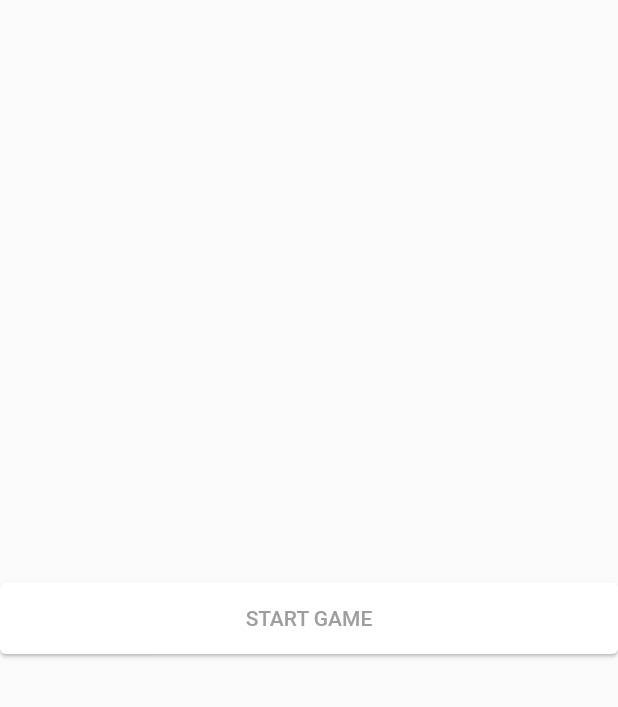
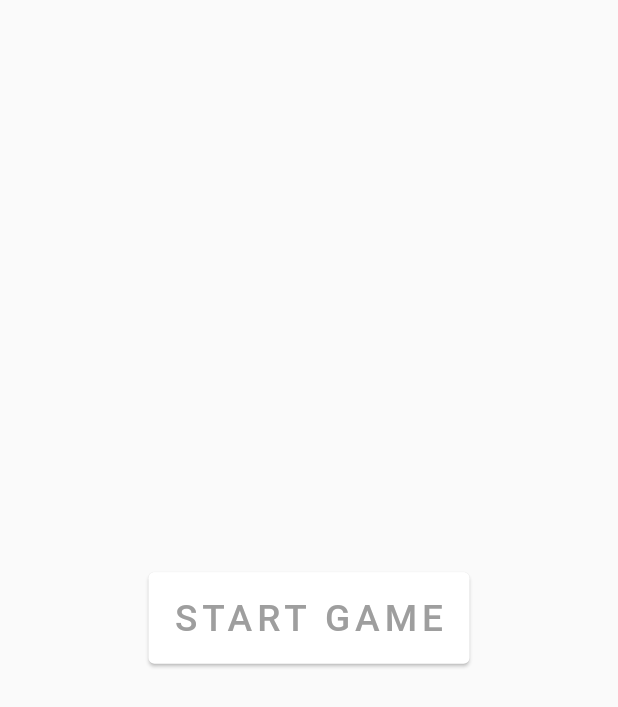
Before and after one commit to bryancalisto/ping-pong-lightning, a Flutter app: the screen it shows after launch, on a phone screen of 412 x 824 dp. Shown: the top 707 px of the screen. Run offline on Flutter 3.47's test engine with Material 2 defaults, Android fonts, the phone set to English and light mode, and no system bars.

Commit message:
Chore: Set fontsize and letterspacing to START GAME button

```diff
--- a/lib/views/home_vw.dart
+++ b/lib/views/home_vw.dart
@@ -1,4 +1,5 @@
 import 'package:animations/animations.dart';
+import 'package:flutter/cupertino.dart';
 import 'package:flutter/material.dart';
 import 'package:pp_lightning/views/table_vw.dart';
 
@@ -9,19 +10,31 @@ class HomeVw extends StatelessWidget {
   Widget build(BuildContext context) {
     return Scaffold(
       body: Column(
+        crossAxisAlignment: CrossAxisAlignment.center,
         mainAxisSize: MainAxisSize.max,
         mainAxisAlignment: MainAxisAlignment.center,
         children: [
-          OpenContainer(
+          Center(
+            child: OpenContainer(
               openBuilder: (BuildContext context, void Function({Object? returnValue}) action) {
                 return const TableVw();
               },
               closedBuilder: (BuildContext context, void Function() action) {
                 return TextButton(
                   onPressed: action,
-                child: const Center(child: Text('START GAME')),
+                  child: Padding(
+                    padding: const EdgeInsets.all(8.0),
+                    child: Text(
+                      'START GAME',
+                      style: TextStyle(
+                        fontSize: MediaQuery.of(context).size.width * 0.06,
+                        letterSpacing: MediaQuery.of(context).size.width * 0.008,
+                      ),
+                    ),
+                  ),
                 );
               },
+            ),
           ),
         ],
       ),
```
Lines whose indentation alone changed are shown as unchanged.
